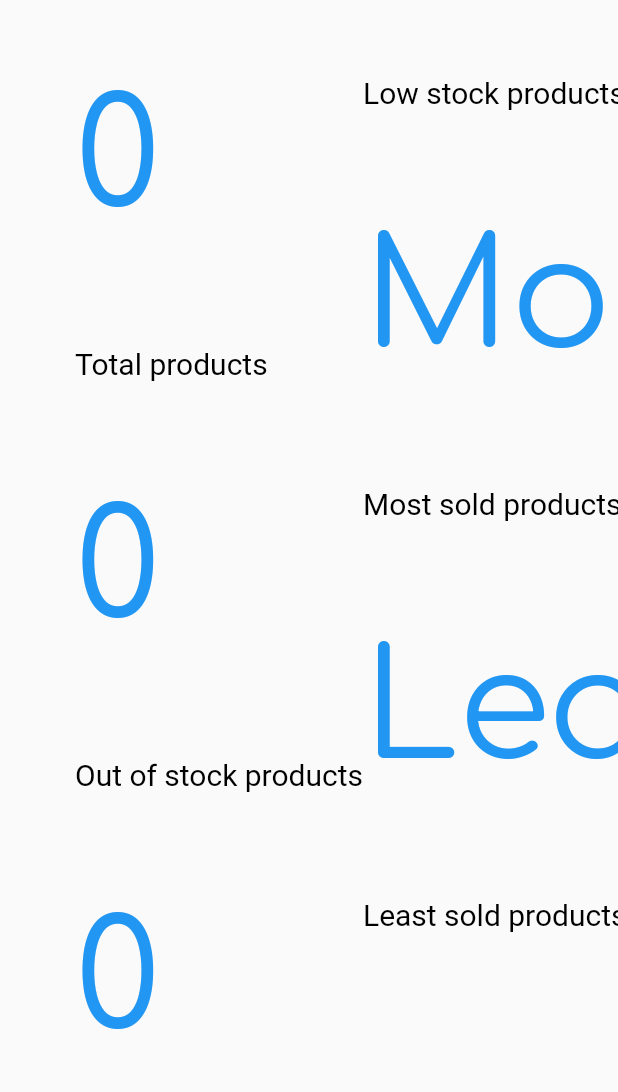
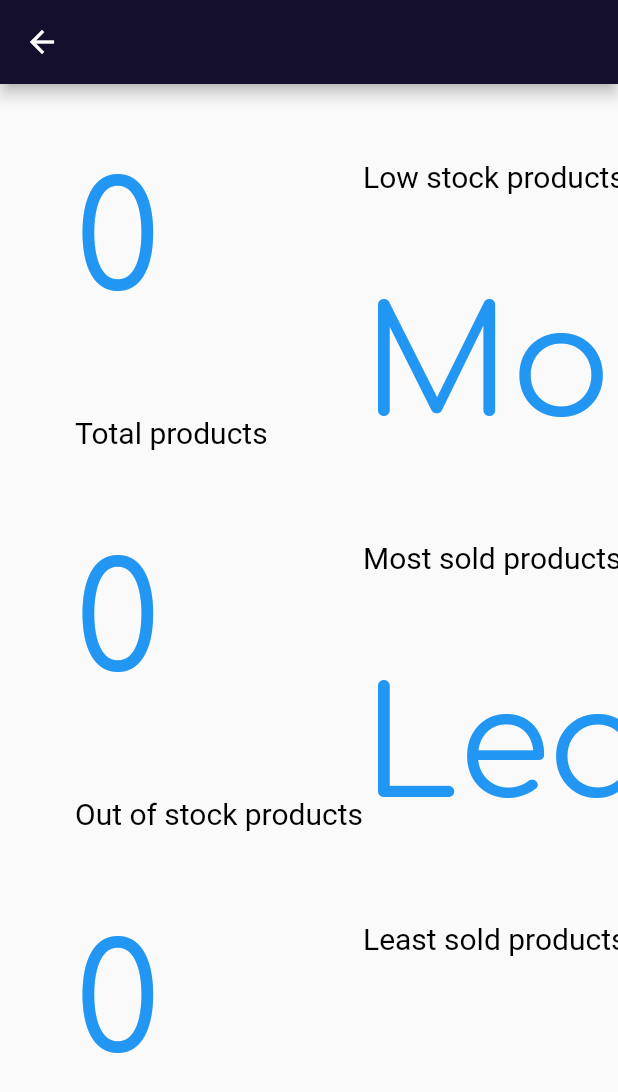
Before and after one commit to Abhishek08040/store_owner, a Flutter app: the Inventory screen opened by its route, on a phone screen of 412 x 824 dp. Shown: the top 1092 px of the screen. Run offline on Flutter 3.47's test engine with Material 2 defaults, Android fonts, the phone set to English and light mode, and no system bars; our stand-ins replace cloud_firestore, dropdown_button2, file_picker, firebase_auth, firebase_core, firebase_storage and 8 more; missing offline and left inert: curved_drawer_fork; accounts and stored records are empty; network calls fail.

Commit message:
reports and analytics

```diff
--- a/assets/notes.dart
+++ b/assets/notes.dart
@@ -0,0 +1,5 @@
+// firebase init hosting
+//
+// flutter build web
+//
+// firebase deploy --only hosting
--- a/lib/Dashboard/add_employee.dart
+++ b/lib/Dashboard/add_employee.dart
@@ -5,7 +5,7 @@ import 'package:validators/validators.dart';
 import 'package:velocity_x/velocity_x.dart';
 import 'package:cloud_firestore/cloud_firestore.dart';
 import 'package:motion_toast/motion_toast.dart';
-import 'package:syncfusion_flutter_datepicker/datepicker.dart';
+//import 'package:syncfusion_flutter_datepicker/datepicker.dart';
 
 class AddEmployee extends StatefulWidget {
   const AddEmployee({Key? key}) : super(key: key);
@@ -212,6 +212,7 @@ class _AddEmployeeState extends State<AddEmployee>
 
                                               child: Column(
                                                 children: [
+                                                  /*
                                                   SfDateRangePicker(
 
                                                     view: DateRangePickerView.month,
@@ -227,6 +228,8 @@ class _AddEmployeeState extends State<AddEmployee>
                                                       });
                                                     },
                                                   ),
+
+                                                   */
 
                                                   Align(
                                                     alignment: Alignment.centerRight,
--- a/lib/Dashboard/home_page.dart
+++ b/lib/Dashboard/home_page.dart
@@ -56,7 +56,6 @@ class _HomePageState extends State<HomePage>
   @override
   Widget build(BuildContext context)
   {
-
     FirebaseFirestore
         .instance
         .collection('Employees')
@@ -490,6 +489,7 @@ class _HomePageState extends State<HomePage>
                                               {
                                                 return "Please enter the staff name";
                                               }
+                                              return null;
                                             },
 
                                             decoration: InputDecoration(
@@ -783,7 +783,7 @@ class _HomePageState extends State<HomePage>
             ),
           ),
 
-          OwnerDrawer(),
+          const OwnerDrawer(),
 
         ]
       ),
--- a/lib/Registration and Login/login.dart
+++ b/lib/Registration and Login/login.dart
@@ -240,7 +240,7 @@ class _LoginCredentialsState extends State<LoginCredentials>
 
 
                   },
-                  icon: Image.asset('images/google_icon.png', height: 40, width: 40,),
+                  icon: Image.network('https://cdn-icons-png.flaticon.com/128/2504/2504914.png', height: 40, width: 40,),
                   style: ButtonStyle(
                     backgroundColor: MaterialStateProperty.all(
                       Colors.pink,
@@ -279,7 +279,7 @@ class _GiftStorePictureState extends State<GiftStorePicture>
   Widget build(BuildContext context)
   {
     return Expanded(
-      child: Image.asset('images/background_image.jpg'),
+      child: Image.network('https://www.business2community.com/wp-content/uploads/2018/10/holiday-shopping-statistics-2018-presents.jpg'),
     );
   }
 }
--- a/lib/Reports and Analytics/all_products.dart
+++ b/lib/Reports and Analytics/all_products.dart
@@ -1,5 +1,3 @@
-import 'dart:developer';
-
 import 'package:flutter/material.dart';
 import 'package:google_fonts/google_fonts.dart';
 import 'package:velocity_x/velocity_x.dart';
@@ -19,9 +17,6 @@ class _AllProductsState extends State<AllProducts>
   @override
   Widget build(BuildContext context)
   {
-
-    log(listOfAllProducts.length.toString());
-
     return Scaffold(
       body: listOfAllProducts.isEmpty ?
 
--- a/lib/Reports and Analytics/inventory.dart
+++ b/lib/Reports and Analytics/inventory.dart
@@ -25,9 +25,6 @@ class _InventoryState extends State<Inventory>
   @override
   Widget build(BuildContext context)
   {
-    generateData();
-    listOfMostSoldProducts.sort((b, a) => a.quantitySold.compareTo(b.quantitySold));
-
     var allProductsCollection = FirebaseFirestore
         .instance
         .collection('Products');
@@ -66,14 +63,14 @@ class _InventoryState extends State<Inventory>
       });
     });
 
-    var lowStockProductsCollection = FirebaseFirestore
-        .instance
-        .collection('Products')
+    getListOProductsSold();
+    listOfMostSoldProducts.sort((b, a) => a.quantitySold.compareTo(b.quantitySold));
+
+    var lowStockProductsCollection = allProductsCollection
         .where('Quantity', isLessThanOrEqualTo: 10)
         .where('Quantity', isGreaterThan: 0);
 
-    lowStockProductsCollection.get().then((product)
-    {
+    lowStockProductsCollection.get().then((product) {
       setState(() {
 
         listOfLowStockProducts.clear();
@@ -108,9 +105,7 @@ class _InventoryState extends State<Inventory>
     });
 
 
-    var outOfStockProductsCollection = FirebaseFirestore
-        .instance
-        .collection('Products')
+    var outOfStockProductsCollection = allProductsCollection
         .where('Quantity', isEqualTo: 0);
 
     outOfStockProductsCollection.get()
@@ -152,9 +147,13 @@ class _InventoryState extends State<Inventory>
 
     return isDataGenerated ?
 
-    Material(
+    Scaffold(
 
-        child: Scaffold(
+        appBar: AppBar(
+          leading: BackButton(),
+        ),
+
+        body: Scaffold(
           body: Container(
 
             padding: const EdgeInsets.all(25),
@@ -164,7 +163,7 @@ class _InventoryState extends State<Inventory>
 
               direction: Axis.vertical,
 
-              spacing: 25,
+              spacing: 20,
 
               children: [
 
@@ -199,7 +198,6 @@ class _InventoryState extends State<Inventory>
 
                   onTap: ()
                   {
-                    listOfAllProducts.clear();
                     Navigator.push(context, MaterialPageRoute(builder: (context)
                     {
                       return const OutOfStockProducts();
@@ -232,6 +230,7 @@ class _InventoryState extends State<Inventory>
                       return const LowStockProducts();
                     })).then((value) { setState(() {});});
                   },
+
 
                   child: Text(listOfLowStockProducts.length.toString(), style: GoogleFonts.comfortaa(
                     color: Colors.blue,
@@ -314,7 +313,7 @@ class _InventoryState extends State<Inventory>
                     })).then((value) { setState(() {});});
                   },
 
-                  child: Text('Unsold', style: GoogleFonts.comfortaa(
+                  child: Text('Not sold', style: GoogleFonts.comfortaa(
                     color: Colors.blue,
                     fontWeight: FontWeight.w400,
                     fontSize: 100,
@@ -323,7 +322,7 @@ class _InventoryState extends State<Inventory>
 
                 const SizedBox(height: 20,),
 
-                Text("Unsold products", style: GoogleFonts.andikaNewBasic(
+                Text("Not sold products", style: GoogleFonts.andikaNewBasic(
                   color: Colors.black,
                   fontWeight: FontWeight.w400,
                   fontSize: 20,
@@ -342,14 +341,15 @@ class _InventoryState extends State<Inventory>
 
   }
 
-  void generateData()
+  void getListOProductsSold()
   {
     Map quantitySold = {};
 
     var products = FirebaseFirestore
         .instance
         .collection('Transactions')
-        .where('InvoiceDate', isGreaterThan: 201012010826);
+        .where('InvoiceDate', isLessThanOrEqualTo: 201012010828)
+        .where('InvoiceDate', isGreaterThanOrEqualTo: 201012010826);
 
     products.get().then((QuerySnapshot snapshot)
     {
--- a/lib/drawer.dart
+++ b/lib/drawer.dart
@@ -3,7 +3,7 @@ import 'package:flutter/material.dart';
 
 class OwnerDrawer extends StatefulWidget
 {
-  OwnerDrawer({Key? key,}) : super(key: key);
+  const OwnerDrawer({Key? key,}) : super(key: key);
 
   @override
   State<OwnerDrawer> createState() => _OwnerDrawerState();
@@ -43,6 +43,10 @@ class _OwnerDrawerState extends State<OwnerDrawer>
           {
             Navigator.pushNamedAndRemoveUntil(context, "/supplier" , (Route route) => false);
           }
+        else if (index == 4)
+          {
+            Navigator.pushNamedAndRemoveUntil(context, "/inventory" , (Route route) => false);
+          }
       },
     );
   }
```
Also changed, not shown: lib/Dashboard/show_employees_table.dart (+26 -26 lines), lib/Registration and Login/add_store_details.dart (+18 -7 lines), lib/Registration and Login/sign_up.dart (+17 -6 lines), lib/Reports and Analytics/not_sold_products.dart (+14 -4 lines), lib/main.dart (+21 -22 lines), pubspec.yaml (+3 -4 lines), assets/images/background_image.jpg (deleted), assets/images/display_photo.png (deleted), assets/images/google_icon.png (deleted), assets/images/store_logo_default.png (deleted), firebase.json, pubspec.lock, 3 other files. Lines whose indentation alone changed are shown as unchanged.
